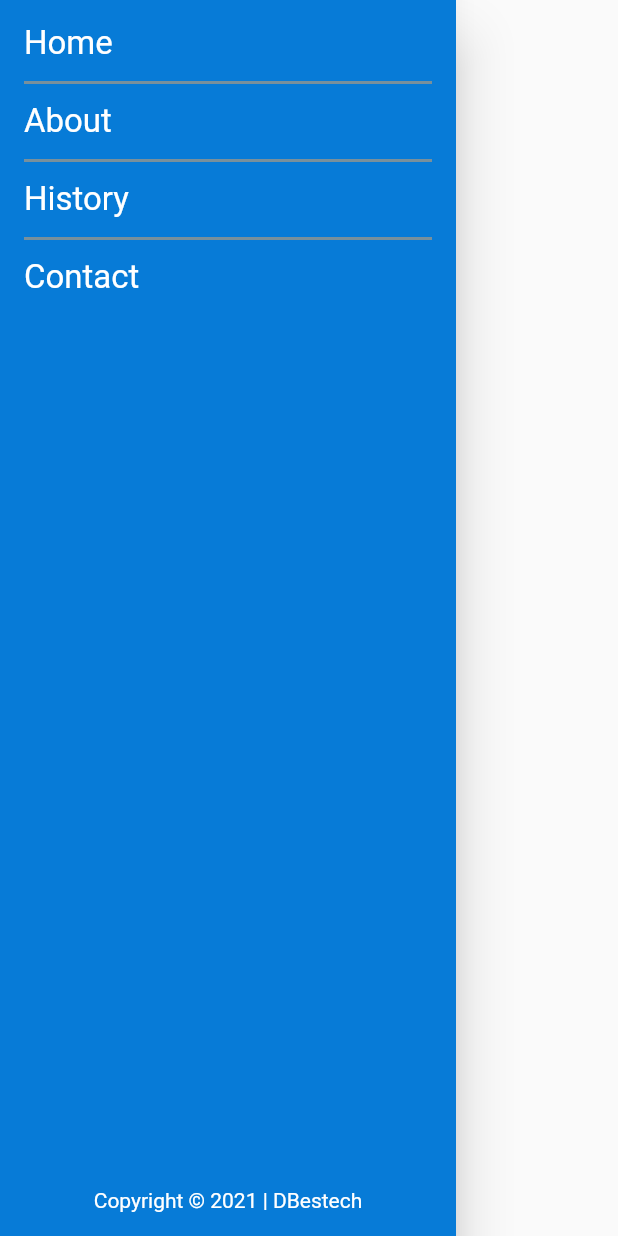
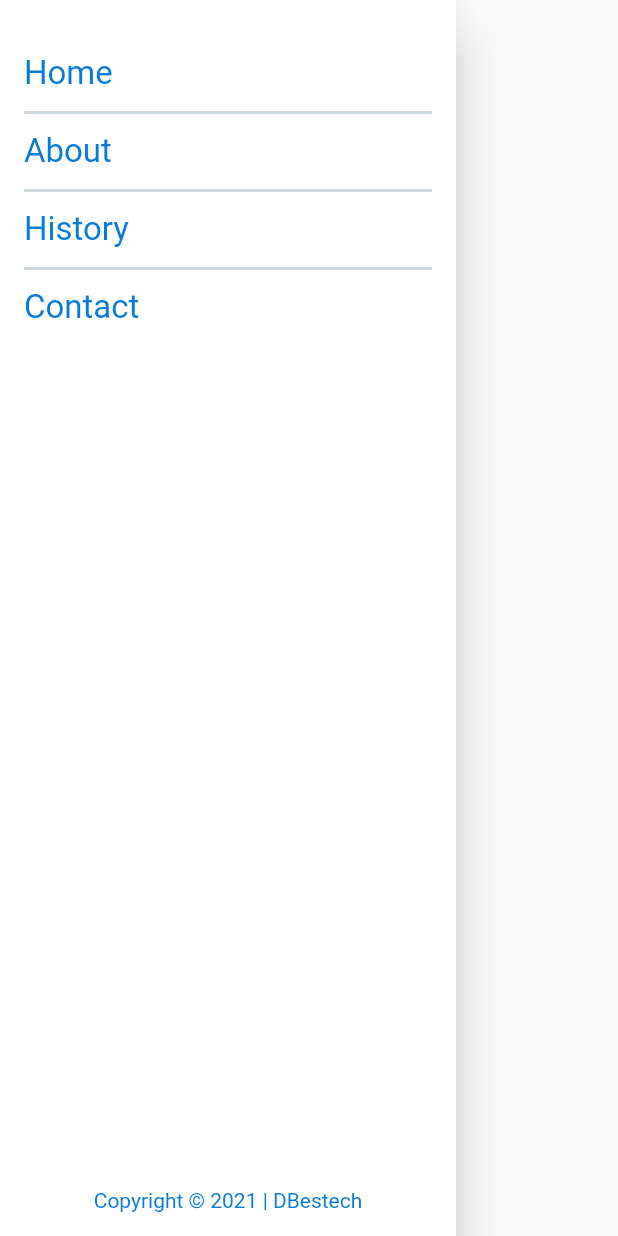
Before and after one commit to JuliaKliuchuk/flutter_app_web, a Flutter app: the MenuDrawer widget shown alone on an empty page, opened directly, on a phone screen of 412 x 824 dp. Run offline on Flutter 3.47's test engine with Material 2 defaults, Android fonts, the phone set to English and light mode, and no system bars; our stand-ins replace carousel_slider.

Commit message:
fix version sdk

```diff
--- a/lib/widgets/menu_drawer.dart
+++ b/lib/widgets/menu_drawer.dart
@@ -9,24 +9,27 @@ class MenuDrawer extends StatelessWidget {
   Widget build(BuildContext context) {
     return Drawer(
       child: Container(
-        color: const Color(0xFF077bd7),
+        color: Colors.white,
         child: Padding(
           padding: const EdgeInsets.all(16.0),
           child: Column(
             crossAxisAlignment: CrossAxisAlignment.start,
             mainAxisAlignment: MainAxisAlignment.start,
             children: [
+              const SizedBox(
+                height: 20,
+              ),
               InkWell(
                 onTap: () {},
                 child: const Text(
                   'Home',
-                  style: TextStyle(color: Colors.white, fontSize: 22),
+                  style: TextStyle(color: Color(0xFF077bd7), fontSize: 22),
                 ),
               ),
               Padding(
                 padding: const EdgeInsets.only(top: 5.0, bottom: 5.0),
                 child: Divider(
-                  color: Colors.blueGrey.shade400,
+                  color: Colors.blueGrey.shade100,
                   thickness: 2,
                 ),
               ),
@@ -34,13 +37,13 @@ class MenuDrawer extends StatelessWidget {
                 onTap: () {},
                 child: const Text(
                   'About',
-                  style: TextStyle(color: Colors.white, fontSize: 22),
+                  style: TextStyle(color: Color(0xFF077bd7), fontSize: 22),
                 ),
               ),
               Padding(
                 padding: const EdgeInsets.only(top: 5.0, bottom: 5.0),
                 child: Divider(
-                  color: Colors.blueGrey.shade400,
+                  color: Colors.blueGrey.shade100,
                   thickness: 2,
                 ),
               ),
@@ -48,13 +51,13 @@ class MenuDrawer extends StatelessWidget {
                 onTap: () {},
                 child: const Text(
                   'History',
-                  style: TextStyle(color: Colors.white, fontSize: 22),
+                  style: TextStyle(color: Color(0xFF077bd7), fontSize: 22),
                 ),
               ),
               Padding(
                 padding: const EdgeInsets.only(top: 5.0, bottom: 5.0),
                 child: Divider(
-                  color: Colors.blueGrey.shade400,
+                  color: Colors.blueGrey.shade100,
                   thickness: 2,
                 ),
               ),
@@ -62,7 +65,7 @@ class MenuDrawer extends StatelessWidget {
                 onTap: () {},
                 child: const Text(
                   'Contact',
-                  style: TextStyle(color: Colors.white, fontSize: 22),
+                  style: TextStyle(color: Color(0xFF077bd7), fontSize: 22),
                 ),
               ),
               const Expanded(
@@ -71,7 +74,7 @@ class MenuDrawer extends StatelessWidget {
                   child: Text(
                     'Copyright © 2021 | DBestech',
                     style: TextStyle(
-                      color: Colors.white,
+                      color: Color(0xFF077bd7),
                       fontSize: 14,
                     ),
                   ),
--- a/pubspec.yaml
+++ b/pubspec.yaml
@@ -20,7 +20,7 @@ publish_to: 'none' # Remove this line if you wish to publish to pub.dev
 version: 1.0.0+1
 
 environment:
-  sdk: '>=2.18.2 <3.0.0'
+  sdk: '>=2.17.6 <3.3.4'
 
 # Dependencies specify other packages that your package needs in order to work.
 # To automatically upgrade your package dependencies to the latest versions
```
Also changed, not shown: pubspec.lock.
